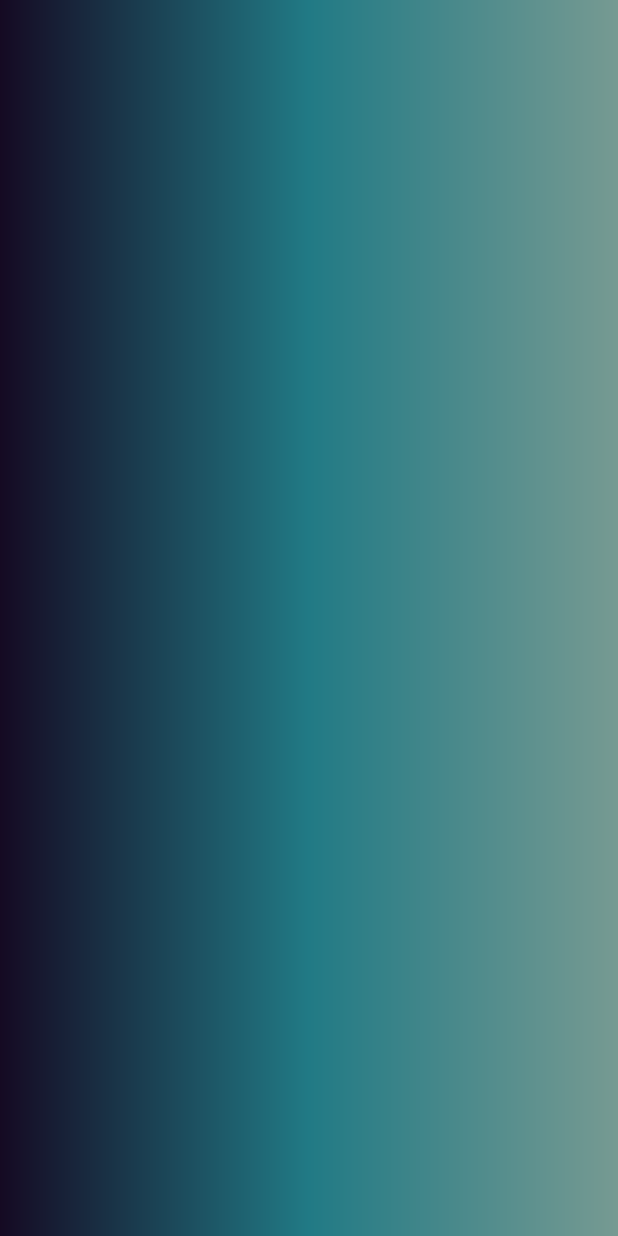
After one commit to msurl/CranioWakeApp, an Android app: the layout act_splash_screen.xml on its own in the app's theme, with its tools: preview values and no code run, on a phone screen of 412 x 824 dp. The commit adds this screen. Run offline under Robolectric (Android 15) with nearby library versions, the phone set to English and light mode, and no system bars.

Commit message:
Added Splash Screen with disclaimer

```diff
--- a/app/src/main/java/com/app/craniowake/view/MainActivity.java
+++ b/app/src/main/java/com/app/craniowake/view/MainActivity.java
@@ -23,6 +23,7 @@ import com.app.craniowake.R;
 import com.app.craniowake.data.db.CraniowakeDatabase;
 import com.app.craniowake.data.model.Operation;
 import com.app.craniowake.databaseExport.SqliteExporter;
+import com.app.craniowake.view.activityHelper.DialogBuilder;
 import com.app.craniowake.view.activityHelper.IntentHolder;
 import com.app.craniowake.view.activityHelper.customUtils.DialogAddedCSV;
 import com.app.craniowake.view.activityHelper.customUtils.DialogAddedPatient;
@@ -58,6 +59,11 @@ public class MainActivity extends AppCompatActivity implements AdapterView.OnIte
         setContentView(R.layout.menu_start_screen);
         generateUIElements();
         displayNameOfCurrentPatient();
+//        showDisclaimer();
+    }
+
+    private void showDisclaimer() {
+        DialogBuilder.of(this, R.layout.disclaimer_dialog, R.id.btn_dialog_disclaimer).show();
     }
 
     /**
--- a/app/src/main/java/com/app/craniowake/view/activityHelper/customUtils/DialogEmergency.java
+++ b/app/src/main/java/com/app/craniowake/view/activityHelper/customUtils/DialogEmergency.java
@@ -23,7 +23,7 @@ public class DialogEmergency {
         dialog.setCancelable(false);
         dialog.setContentView(R.layout.event_cramp);
 
-        Button dialogButton = dialog.findViewById(R.id.btn_dialog);
+        Button dialogButton = dialog.findViewById(R.id.btn_dialog_disclaimer);
         dialogButton.setOnClickListener(v -> dialog.dismiss());
 
         dialog.show();
--- /dev/null
+++ b/app/src/main/res/layout/act_splash_screen.xml
@@ -0,0 +1,15 @@
+<?xml version="1.0" encoding="utf-8"?>
+
+<androidx.drawerlayout.widget.DrawerLayout xmlns:android="http://schemas.android.com/apk/res/android"
+    xmlns:app="http://schemas.android.com/apk/res-auto"
+    android:layout_width="match_parent"
+    android:layout_height="match_parent"
+    android:layout_gravity="start"
+    android:fitsSystemWindows="true">
+
+    <FrameLayout
+        android:layout_width="match_parent"
+        android:layout_height="match_parent"
+        android:background="@drawable/color_gradient_blue_rectangle_reverse">
+    </FrameLayout>
+</androidx.drawerlayout.widget.DrawerLayout>
--- a/app/src/main/res/layout/event_cramp.xml
+++ b/app/src/main/res/layout/event_cramp.xml
@@ -5,7 +5,7 @@
     android:orientation="vertical">
 
     <ImageView
-        android:id="@+id/a"
+        android:id="@+id/warning_icon_emergency"
         android:layout_width="match_parent"
         android:layout_height="90dp"
         android:background="#DA5F6A"
@@ -18,7 +18,7 @@
         android:id="@+id/text_dialog_emergency"
         android:layout_width="wrap_content"
         android:layout_height="wrap_content"
-        android:layout_below="@+id/a"
+        android:layout_below="@+id/warning_icon_emergency"
         android:layout_centerHorizontal="true"
         android:layout_marginLeft="4dp"
         android:layout_marginTop="20dp"
@@ -30,7 +30,7 @@
         android:textSize="26sp" />
 
     <Button
-        android:id="@+id/btn_dialog"
+        android:id="@+id/btn_dialog_emergency"
         android:layout_width="wrap_content"
         android:layout_height="wrap_content"
         android:layout_below="@+id/text_dialog_emergency"
--- a/app/src/main/res/layout/event_note.xml
+++ b/app/src/main/res/layout/event_note.xml
@@ -5,7 +5,7 @@
     android:orientation="vertical">
 
     <ImageView
-        android:id="@+id/a"
+        android:id="@+id/warning_icon"
         android:layout_width="match_parent"
         android:layout_height="90dp"
         android:background="@color/mediumBlue"
@@ -18,7 +18,7 @@
         android:id="@+id/text_dialog_information"
         android:layout_width="wrap_content"
         android:layout_height="wrap_content"
-        android:layout_below="@+id/a"
+        android:layout_below="@+id/warning_icon"
         android:layout_centerHorizontal="true"
         android:layout_marginLeft="4dp"
         android:layout_marginTop="20dp"
--- a/app/src/main/res/layout/event_note_csv.xml
+++ b/app/src/main/res/layout/event_note_csv.xml
@@ -5,7 +5,7 @@
     android:orientation="vertical">
 
     <ImageView
-        android:id="@+id/a"
+        android:id="@+id/warning_icon"
         android:layout_width="match_parent"
         android:layout_height="90dp"
         android:background="@color/mediumBlue"
@@ -18,7 +18,7 @@
         android:id="@+id/text_dialog_information_csv"
         android:layout_width="wrap_content"
         android:layout_height="wrap_content"
-        android:layout_below="@+id/a"
+        android:layout_below="@+id/warning_icon"
         android:layout_centerHorizontal="true"
         android:layout_marginLeft="4dp"
         android:layout_marginTop="20dp"
--- a/app/src/main/res/values/strings.xml
+++ b/app/src/main/res/values/strings.xml
@@ -148,6 +148,7 @@
     <string name="the_patient_has_been_added">the patient has been added</string>
     <string name="ok">OK</string>
     <string name="header_model_red">header_model_red</string>
+    <string name="this_is_not_a_medical_product">This is not a medical product!</string>
     <string name="a_complication_has_been_noted">A complication has been noted</string>
     <string name="tap_when_the_blue_screen_appears">Tap when the blue screen appears</string>
     <string name="tap_ich_bin_ein_placeholder">TAP! when the Screen turns blue</string>
```
Also changed, not shown: app/src/main/AndroidManifest.xml (+31 -21 lines), app/src/main/java/com/app/craniowake/view/SplashScreen.java (added, +29 -0 lines), app/src/main/java/com/app/craniowake/view/activityHelper/DialogBuilder.java (added, +68 -0 lines), 1 other file.
